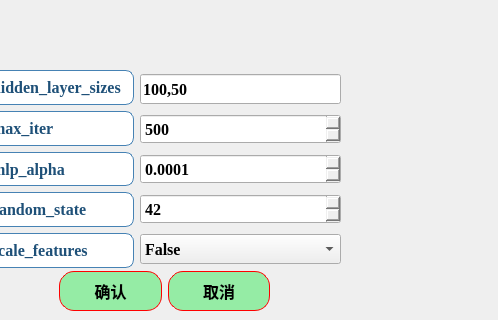
This is ui/algorithms4_MLP_para.ui in azhongege24/predict_first as Qt 5 draws it before an edit; both pictures show x 141 to 639 and y 0 to 320 of the 639 by 431 pixel window. The edited form follows.
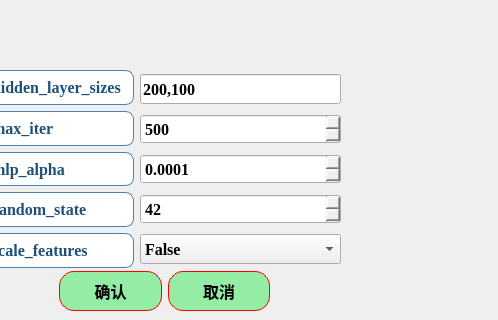
This is the edited form.

```diff
--- a/ui/algorithms4_MLP_para.ui
+++ b/ui/algorithms4_MLP_para.ui
@@ -261,7 +261,7 @@
           </size>
          </property>
          <property name="text">
-          <string>100,50</string>
+          <string>200,100</string>
          </property>
         </widget>
        </item>
```
